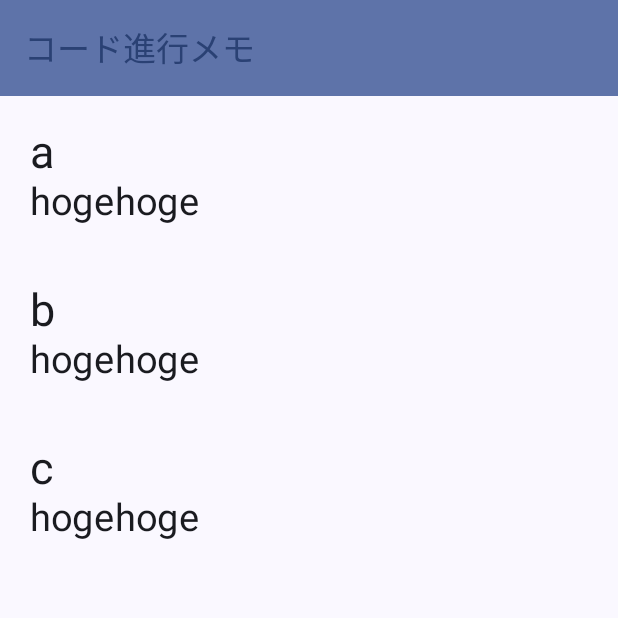
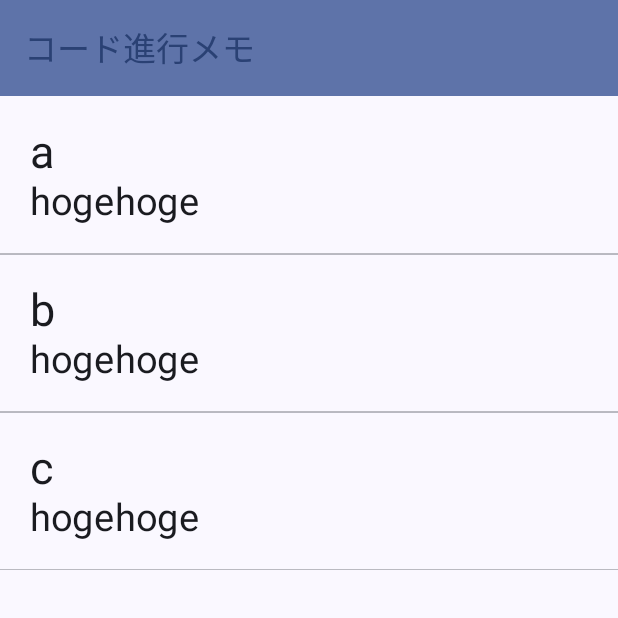
Before and after one commit to sakusancarmin/ChordProgressionMemo, an Android app built with Jetpack Compose: the screen it shows after launch (MainActivity), on a phone screen of 412 x 824 dp, the top half of it. Run offline under Robolectric (Android 15) with nearby library versions, the phone set to English and light mode, and no system bars.

Commit message:
リストの見た目改善（アイテム間にDividerで線を引いた）

```diff
--- a/app/src/main/java/com/example/chordprogressionmemo/MainActivity.kt
+++ b/app/src/main/java/com/example/chordprogressionmemo/MainActivity.kt
@@ -14,6 +14,7 @@ import androidx.compose.foundation.lazy.items
 import androidx.compose.material.icons.Icons
 import androidx.compose.material.icons.automirrored.outlined.ArrowBack
 import androidx.compose.material3.ExperimentalMaterial3Api
+import androidx.compose.material3.HorizontalDivider
 import androidx.compose.material3.Icon
 import androidx.compose.material3.IconButton
 import androidx.compose.material3.MaterialTheme
@@ -24,6 +25,7 @@ import androidx.compose.material3.TopAppBar
 import androidx.compose.material3.TopAppBarDefaults.topAppBarColors
 import androidx.compose.runtime.Composable
 import androidx.compose.ui.Modifier
+import androidx.compose.ui.unit.Dp
 import androidx.compose.ui.unit.dp
 import androidx.compose.ui.unit.sp
 import androidx.navigation.NavType
@@ -123,6 +125,8 @@ fun ChordList(topBarPadding: PaddingValues, onClickItem: (String) -> Unit = {})
                     fontSize = 25.sp
                 )
             }
+
+            HorizontalDivider(thickness = Dp.Hairline)
         }
     }
 }
```
